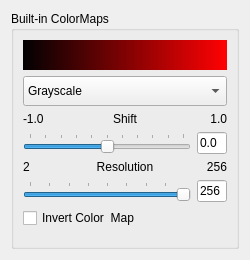
Qt form src/Interface/Modules/Visualization/CreateBasicColorMap.ui (SCIInstitute/SCIRun) before a commit.
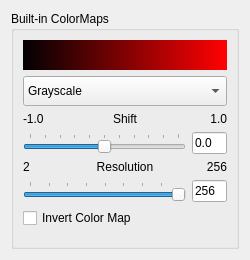
The same form after that commit.

Commit message: comment some code out for now. resize label boxes

Patch:
```diff
--- a/src/Interface/Modules/Visualization/CreateBasicColorMap.ui
+++ b/src/Interface/Modules/Visualization/CreateBasicColorMap.ui
@@ -150,7 +150,7 @@
          <widget class="QLineEdit" name="shiftText_">
           <property name="maximumSize">
            <size>
-            <width>30</width>
+            <width>35</width>
             <height>25</height>
            </size>
           </property>
@@ -232,7 +232,7 @@
          <widget class="QLineEdit" name="resolutionText_">
           <property name="maximumSize">
            <size>
-            <width>30</width>
+            <width>35</width>
             <height>25</height>
            </size>
           </property>
@@ -249,7 +249,7 @@
       <item>
        <widget class="QCheckBox" name="invertCheck_">
         <property name="text">
-         <string>Invert Color  Map</string>
+         <string>Invert Color Map</string>
         </property>
        </widget>
       </item>
```
The commit also changes 2 other files.
